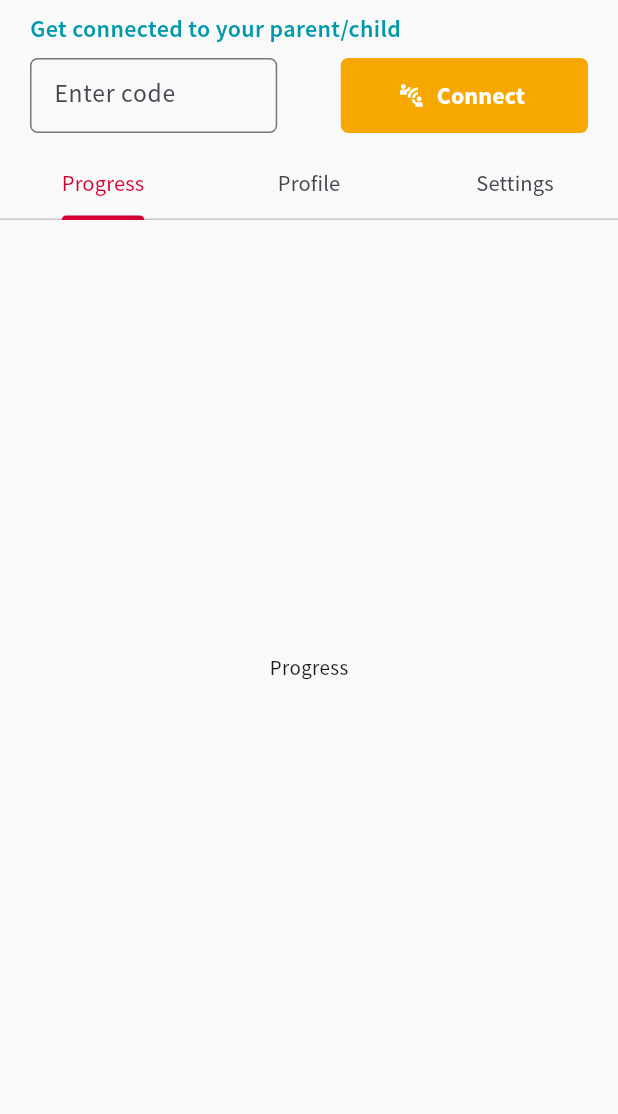
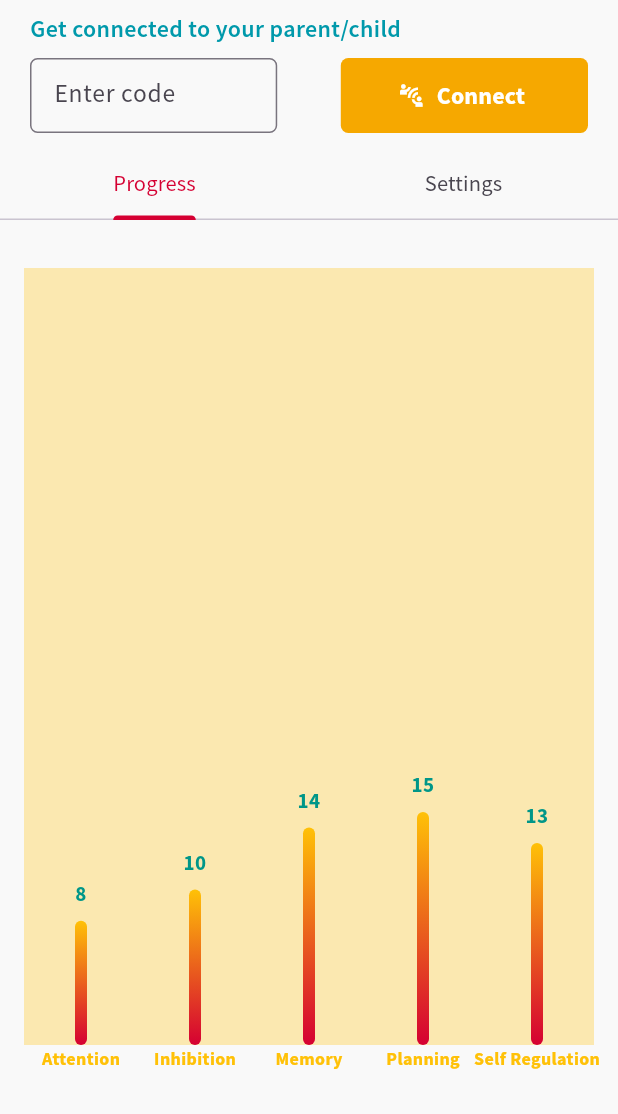
Before and after one commit to JohnNixon6972/EPIC-Think-Learn, a Flutter app: the MyProfile screen opened directly, on a phone screen of 412 x 824 dp, the part 122-1236 px from its top. Run offline on Flutter 3.47's test engine with Material 3 defaults, Android fonts, the phone set to English and light mode, and no system bars; drawn by our look-alikes of fl_chart; our stand-ins replace animated_text_kit, cached_network_image, cloud_firestore, confetti, date_picker_timeline, firebase_auth and 19 more; missing offline and left inert: circular_reveal_animation, morphable_shape, spring; accounts and stored records are empty; network calls fail.

Commit message:
added a bar chart to progress tab to display all the current levels

```diff
--- /dev/null
+++ b/epic/lib/features/account/pages/levelProgress.dart
@@ -0,0 +1,178 @@
+import 'package:epic/cores/app_constants.dart';
+import 'package:fl_chart/fl_chart.dart';
+import 'package:flutter/material.dart';
+
+class LevelProgressBody extends StatelessWidget {
+  const LevelProgressBody({
+    super.key,
+  });
+
+  @override
+  Widget build(BuildContext context) {
+    return Scaffold(
+      backgroundColor: AppConstants.primaryBackgroundColor,
+      body: Padding(
+        padding: const EdgeInsets.all(16),
+        child: Column(
+          children: [
+            const SizedBox(height: 16),
+            Expanded(
+              child: BarChart(
+                BarChartData(
+                  barTouchData: barTouchData,
+                  titlesData: titlesData,
+                  borderData: borderData,
+                  barGroups: barGroups,
+                  gridData: const FlGridData(show: false),
+                  alignment: BarChartAlignment.spaceAround,
+                  maxY: 50,
+                  backgroundColor: AppConstants.secondaryColor.withOpacity(0.3),
+                ),
+              ),
+            ),
+          ],
+        ),
+      ),
+    );
+  }
+
+  BarTouchData get barTouchData => BarTouchData(
+        enabled: false,
+        touchTooltipData: BarTouchTooltipData(
+          getTooltipColor: (group) => Colors.transparent,
+          tooltipPadding: EdgeInsets.zero,
+          tooltipMargin: 8,
+          getTooltipItem: (
+            BarChartGroupData group,
+            int groupIndex,
+            BarChartRodData rod,
+            int rodIndex,
+          ) {
+            return BarTooltipItem(
+              rod.toY.round().toString(),
+              const TextStyle(
+                color: AppConstants.tertiaryColor,
+                fontWeight: FontWeight.bold,
+              ),
+            );
+          },
+        ),
+      );
+
+  Widget getTitles(double value, TitleMeta meta) {
+    const style = TextStyle(
+      color: AppConstants.secondaryColor,
+      fontWeight: FontWeight.bold,
+      fontSize: 12,
+    );
+    String text;
+    switch (value.toInt()) {
+      case 0:
+        text = 'Attention';
+        break;
+      case 1:
+        text = 'Inhibition';
+        break;
+      case 2:
+        text = 'Memory';
+        break;
+      case 3:
+        text = 'Planning';
+        break;
+      case 4:
+        text = 'Self Regulation';
+        break;
+      default:
+        text = '';
+        break;
+    }
+    return SideTitleWidget(
+      axisSide: meta.axisSide,
+      space: 0,
+      child: Text(text, style: style),
+    );
+  }
+
+  FlTitlesData get titlesData => FlTitlesData(
+        show: true,
+        bottomTitles: AxisTitles(
+          sideTitles: SideTitles(
+            showTitles: true,
+            reservedSize: 30,
+            getTitlesWidget: getTitles,
+          ),
+        ),
+        leftTitles: const AxisTitles(
+          sideTitles: SideTitles(showTitles: false),
+        ),
+        topTitles: const AxisTitles(
+          sideTitles: SideTitles(showTitles: false),
+        ),
+        rightTitles: const AxisTitles(
+          sideTitles: SideTitles(showTitles: false),
+        ),
+      );
+
+  FlBorderData get borderData => FlBorderData(
+        show: false,
+      );
+
+  LinearGradient get _barsGradient => const LinearGradient(
+        colors: [AppConstants.primaryColor, AppConstants.secondaryColor],
+        begin: Alignment.bottomCenter,
+        end: Alignment.topCenter,
+      );
+
+  List<BarChartGroupData> get barGroups => [
+        BarChartGroupData(
+          x: 0,
+          barRods: [
+            BarChartRodData(
+              toY: 8,
+              gradient: _barsGradient,
+            )
+          ],
+          showingTooltipIndicators: [0],
+        ),
+        BarChartGroupData(
+          x: 1,
+          barRods: [
+            BarChartRodData(
+              toY: 10,
+              gradient: _barsGradient,
+            )
+          ],
+          showingTooltipIndicators: [0],
+        ),
+        BarChartGroupData(
+          x: 2,
+          barRods: [
+            BarChartRodData(
+              toY: 14,
+              gradient: _barsGradient,
+            )
+          ],
+          showingTooltipIndicators: [0],
+        ),
+        BarChartGroupData(
+          x: 3,
+          barRods: [
+            BarChartRodData(
+              toY: 15,
+              gradient: _barsGradient,
+            )
+          ],
+          showingTooltipIndicators: [0],
+        ),
+        BarChartGroupData(
+          x: 4,
+          barRods: [
+            BarChartRodData(
+              toY: 13,
+              gradient: _barsGradient,
+            )
+          ],
+          showingTooltipIndicators: [0],
+        ),
+      ];
+}
--- a/epic/lib/features/account/pages/my_profile.dart
+++ b/epic/lib/features/account/pages/my_profile.dart
@@ -15,7 +15,7 @@ class MyProfile extends ConsumerWidget {
   Widget build(BuildContext context, WidgetRef ref) {
     return ref.watch(currentUserProvider).when(
         data: (currentUser) => DefaultTabController(
-            length: 3,
+            length: 2,
             child: Scaffold(
               backgroundColor: AppConstants.primaryBackgroundColor,
               body: SafeArea(
@@ -24,7 +24,7 @@ class MyProfile extends ConsumerWidget {
                   TopHeader(user: currentUser),
                   // const Buttons(),
                   const PageTabBar(),
-                  const TabPages()
+                  TabPages()
                 ],
               )),
             )),
--- a/epic/lib/features/account/pages/stenghts_difficulties.dart
+++ b/epic/lib/features/account/pages/stenghts_difficulties.dart
@@ -6,7 +6,6 @@ import 'package:epic/features/strategies/strategies.dart';
 import 'package:flutter/material.dart';
 import 'package:flutter_animate/flutter_animate.dart';
 import 'package:flutter_riverpod/flutter_riverpod.dart';
-import 'package:get_storage/get_storage.dart';
 import 'package:pie_chart/pie_chart.dart';
 import 'package:spring/spring.dart';
 
--- a/epic/lib/features/account/parts/tab_bar.dart
+++ b/epic/lib/features/account/parts/tab_bar.dart
@@ -19,9 +19,9 @@ class PageTabBar extends StatelessWidget {
         Tab(
           text: "Progress",
         ),
-        Tab(
-          text: "Profile",
-        ),
+        // Tab(
+        //   text: "Profile",
+        // ),
         Tab(
           text: "Settings",
         ),
--- a/epic/lib/features/account/parts/tab_bar_view.dart
+++ b/epic/lib/features/account/parts/tab_bar_view.dart
@@ -1,16 +1,21 @@
+import 'package:epic/features/account/pages/levelProgress.dart';
 import 'package:epic/features/account/pages/profile_settings.dart';
 import 'package:flutter/material.dart';
 
 class TabPages extends StatelessWidget {
+
   const TabPages({super.key});
 
   @override
   Widget build(BuildContext context) {
-    return const Expanded(
+    return Expanded(
         child: TabBarView(children: [
-      Center(child: Text("Progress")),
-      Center(child: Text("Profile")),
-      Center(child: MyProfileSettings()),
+      Center(
+        child: LevelProgressBody(),
+      ),
+      Center(
+        child: MyProfileSettings(),
+      ),
     ]));
   }
 }
--- a/epic/lib/features/account/parts/top_header.dart
+++ b/epic/lib/features/account/parts/top_header.dart
@@ -8,6 +8,7 @@ class TopHeader extends StatelessWidget {
 
   @override
   Widget build(BuildContext context) {
+    // print(user.strategies);
     return Padding(
       padding: const EdgeInsets.symmetric(horizontal: 20.0, vertical: 10.0),
       child: Column(
--- a/epic/pubspec.yaml
+++ b/epic/pubspec.yaml
@@ -62,11 +62,11 @@ dependencies:
   timezone: ^0.9.4
   wave: ^0.2.2
   pie_chart: ^5.4.0
+  fl_chart: ^0.68.0
 
   google_fonts: ^6.2.1
   flutter_svg: ^2.0.10+1
   flutter_timezone: ^2.0.1
-
 
 dev_dependencies:
   flutter_test:
@@ -96,7 +96,6 @@ flutter:
     - assets/images/strategies/
     - assets/images/game_images/
     - assets/animations/
-
 
   # An image asset can refer to one or more resolution-specific "variants", see
   # https://flutter.dev/assets-and-images/#resolution-aware
```
Also changed, not shown: epic/lib/features/strategies/model/strategy_model.dart (line endings or trailing spaces), epic/pubspec.lock.
